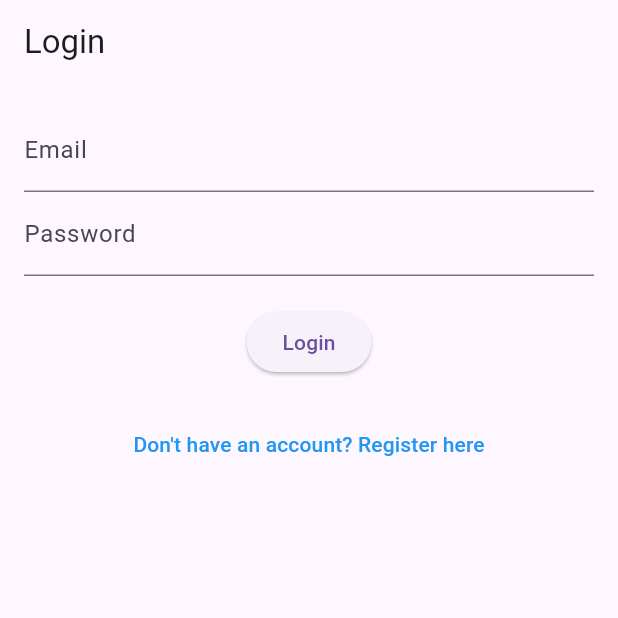
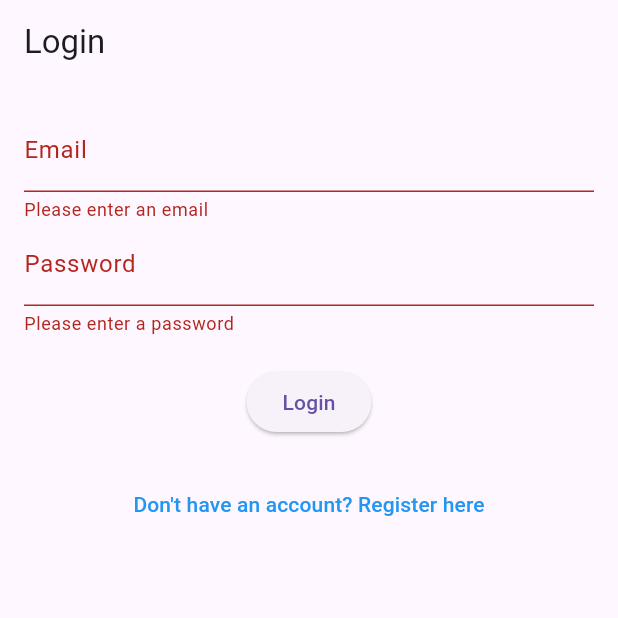
Before and after one commit to DilukshanA/flutter_firebase_auth, a Flutter app: the screen it shows after launch, after a tap on "Already have an account? Login here", after a tap on "Login", on a phone screen of 412 x 824 dp, the top half of it. Run offline on Flutter 3.47's test engine with Material 3 defaults, Android fonts, the phone set to English and light mode, and no system bars; our stand-ins replace firebase_auth, firebase_core; accounts and stored records are empty; network calls fail.

Commit message:
create login method in login page

```diff
--- a/lib/pages/auth/login.dart
+++ b/lib/pages/auth/login.dart
@@ -1,5 +1,7 @@
 import 'package:flutter/material.dart';
 import 'package:flutter_firebase_auth/pages/auth/register.dart';
+import 'package:flutter_firebase_auth/pages/main_page.dart';
+import 'package:flutter_firebase_auth/services/auth_service.dart';
 
 class LoginPage extends StatefulWidget {
   const LoginPage({super.key});
@@ -13,6 +15,48 @@ class _LoginPageState extends State<LoginPage> {
   final TextEditingController _emailController = TextEditingController();
   final TextEditingController _passwordController = TextEditingController();
   final _formkey = GlobalKey<FormState>();
+
+  bool _isLoading = false;
+
+  //sign in user method
+  Future<void> _signInUser() async {
+    if(!_formkey.currentState!.validate()){
+      return;
+    }
+
+    setState(() {
+      _isLoading = true;
+    });
+
+    try{
+      final email = _emailController.text.trim();
+      final password = _passwordController.text.trim();
+
+      await AuthService().signInUser(email: email, password: password);
+
+      // navigate to home page
+      Navigator.pushReplacement(
+        context,
+        MaterialPageRoute(
+          builder: (context) => MainPage(),
+        ),
+      );
+    } catch(error){
+        showDialog(
+          context: context,
+          builder: (context) => AlertDialog(
+            title: const Text("Error"),
+            content: Text('Error signing user : $error'),
+            actions: [
+              TextButton(
+                onPressed: () => Navigator.of(context).pop(),
+                child: const Text("OK"),
+              )
+            ],
+          )
+        );
+    }
+  }
 
   @override
   Widget build(BuildContext context) {
@@ -64,8 +108,10 @@ class _LoginPageState extends State<LoginPage> {
 
               // create register button
               ElevatedButton(
-                onPressed: () {},
-                child: const Text("Login"),
+                onPressed: _signInUser,
+                child: _isLoading
+                ? const CircularProgressIndicator()
+                : const Text("Login"),
               ),
 
               const SizedBox(height: 20),
--- a/lib/services/auth_service.dart
+++ b/lib/services/auth_service.dart
@@ -85,7 +85,7 @@ class AuthService{
   }
 
   //sign in with email and password
-  Future<void> signInNewUser({ required String email, required String password}) async {
+  Future<void> signInUser({ required String email, required String password}) async {
     try{
       await _auth.signInWithEmailAndPassword(email: email, password: password);
     }
```
